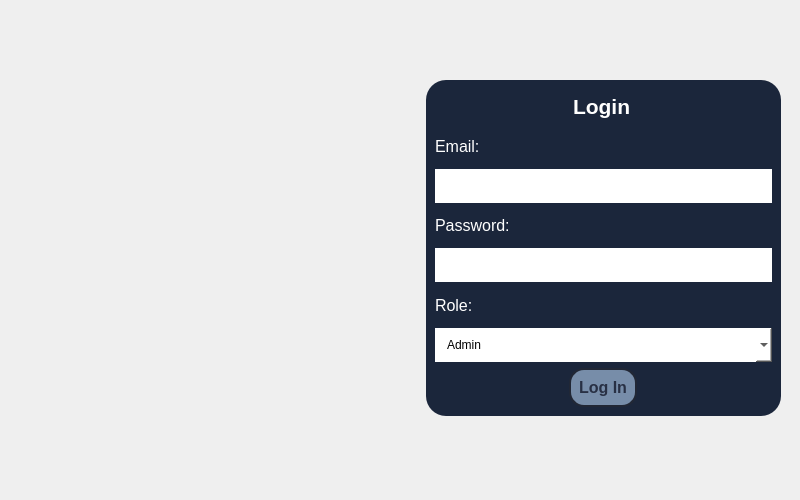
First picture: the form in LoginPage.ui, repository UzairAhmed87/Virtual-Learning-System, before the edit.
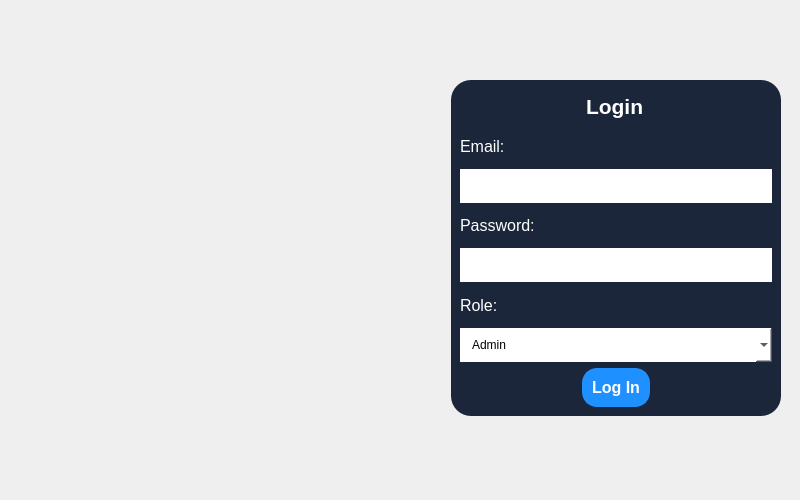
Second picture: the form after the edit. Icons and pictures are not drawn.

What changed in the file:
```diff
--- a/LoginPage.ui
+++ b/LoginPage.ui
@@ -11,7 +11,7 @@
    </rect>
   </property>
   <property name="sizePolicy">
-   <sizepolicy hsizetype="Preferred" vsizetype="Preferred">
+   <sizepolicy hsizetype="Expanding" vsizetype="Expanding">
     <horstretch>0</horstretch>
     <verstretch>0</verstretch>
    </sizepolicy>
@@ -51,7 +51,7 @@
    </property>
    <layout class="QHBoxLayout" name="horizontalLayout" stretch="0,0">
     <property name="spacing">
-     <number>50</number>
+     <number>100</number>
     </property>
     <item>
      <widget class="QLabel" name="label">
@@ -169,10 +169,10 @@
          </property>
          <property name="styleSheet">
           <string notr="true">QPushButton {
-    color: #283044;
-    background-color: #778da9;
+    color: white;
+    background-color: #1E90FF;
     padding: 8px;
-    border: 2px solid #212735;
+    border: 2px solid #1E90FF;
     border-radius: 15px;n
 }
 
```
Left out of the diff: 8 changed lines with no effect on the pictures.
